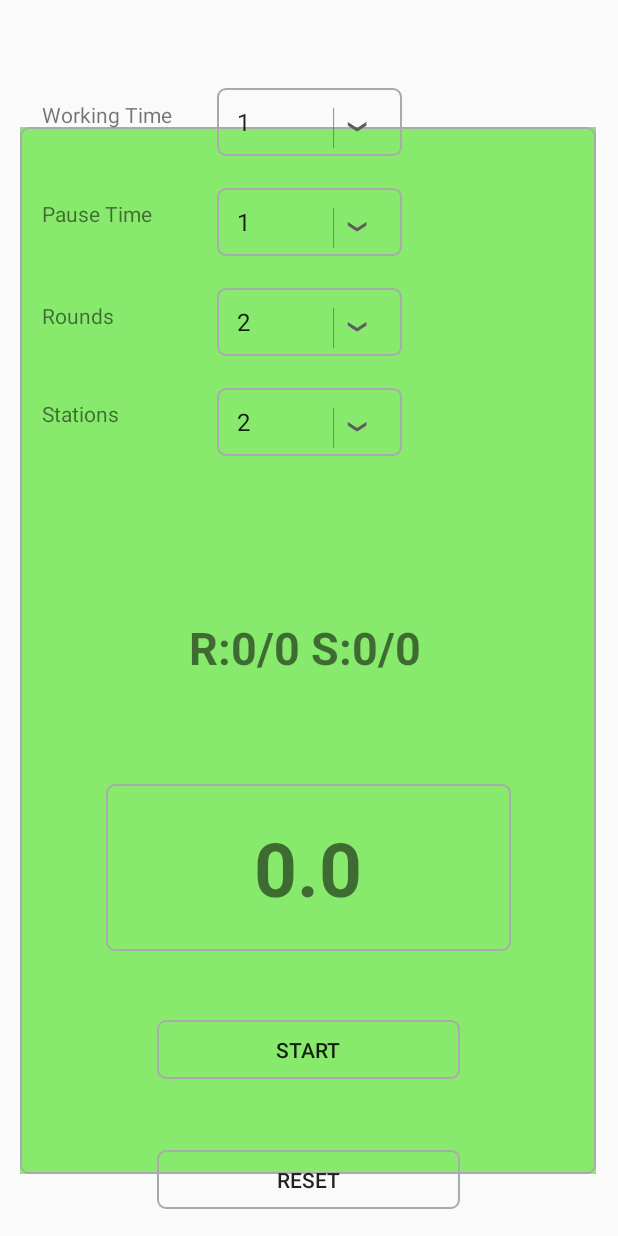
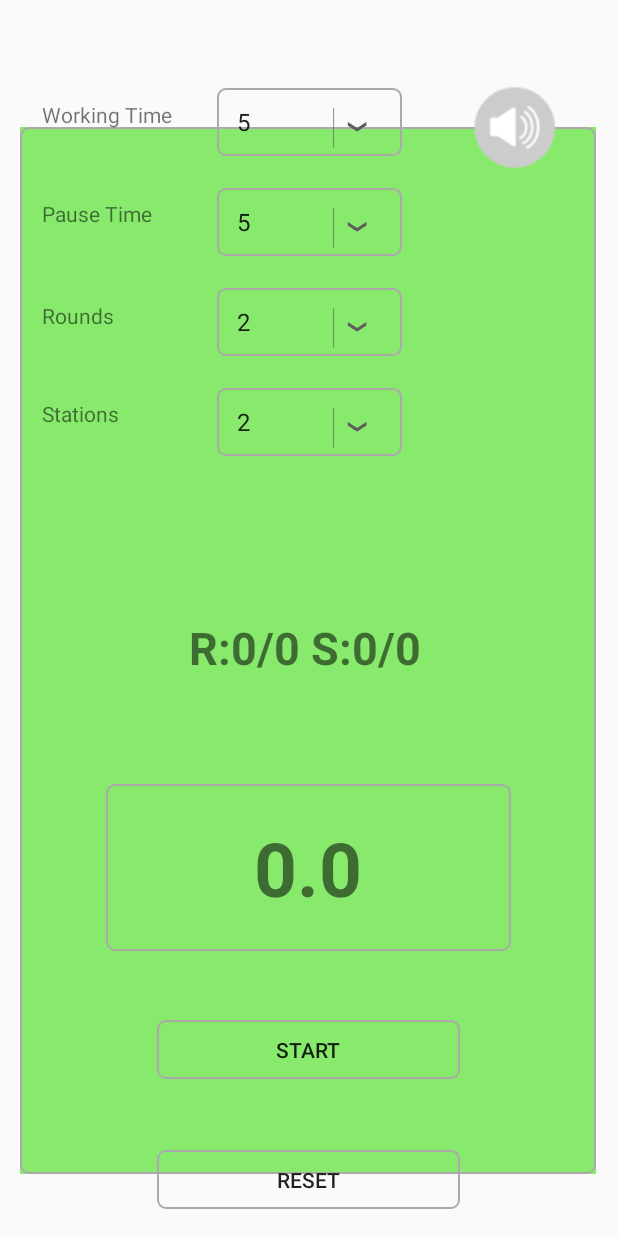
Before and after one commit to naitsirkelo/WorkoutTimer, an Android app: the screen it shows after launch (MainActivity), after a tap on "RESET", on a phone screen of 412 x 824 dp. Run offline under Robolectric (Android 15) with nearby library versions, the phone set to English and light mode, and no system bars; 1 other tap on this screen came first.

Commit message:
Sound/Mute + icon

```diff
--- a/app/src/main/AndroidManifest.xml
+++ b/app/src/main/AndroidManifest.xml
@@ -4,14 +4,14 @@
 
     <application
         android:allowBackup="true"
-        android:icon="@mipmap/ic_launcher"
+        android:icon="@drawable/pixel_clock"
         android:label="@string/app_name"
-        android:roundIcon="@mipmap/ic_launcher_round"
         android:supportsRtl="true"
         android:theme="@style/AppTheme">
         <activity android:name=".MainActivity">
             <intent-filter>
                 <action android:name="android.intent.action.MAIN" />
+                <action android:name="android.intent.action.VIEW" />
 
                 <category android:name="android.intent.category.LAUNCHER" />
             </intent-filter>
--- a/app/src/main/java/com/example/timer/MainActivity.java
+++ b/app/src/main/java/com/example/timer/MainActivity.java
@@ -1,7 +1,7 @@
 package com.example.timer;
 
 import android.content.Intent;
-import android.graphics.Color;
+import android.media.MediaPlayer;
 import android.os.CountDownTimer;
 import android.os.Handler;
 import android.support.v7.app.AppCompatActivity;
@@ -20,48 +20,55 @@ public class MainActivity extends AppCompatActivity {
     ImageView backgroundImg;
     TextView showTimer, showRoundStation;
     Spinner workSpinner, pauseSpinner, roundsSpinner, stationsSpinner;
-    int workTime = 1, pauseTime = 1, roundsVal = 1, roundsCount = 0, stationsVal = 1 , stationsCount = 0;
+    int workTime = 1, pauseTime = 1, roundsVal = 1, roundsCount = 0, stationsVal = 1, stationsCount = 0;
+    MediaPlayer pause_end, work_end;
+    boolean mute = false;
 
 
     @Override
     protected void onCreate(Bundle savedInstanceState) {
-
         super.onCreate(savedInstanceState);
         setContentView(R.layout.activity_main);
+
 
         showTimer = findViewById(R.id.timer_text);
         showRoundStation = findViewById(R.id.r_s_text);
         backgroundImg = findViewById(R.id.bg);
         sendViewToBack(backgroundImg);
-        backgroundImg.setBackgroundColor(Color.parseColor("#88EA6C"));
+        backgroundImg.setBackgroundColor(getResources().getColor(R.color.app_green));
+        work_end = MediaPlayer.create(this, R.raw.work_end);
+        pause_end = MediaPlayer.create(this, R.raw.beep_countdown);
+
 
         if (timer == null) {
-            showTimer.setText("0.0");
-            showRoundStation.setText("R:0/0 S:0/0");
+            showTimer.setText(R.string.timer_start);
+            showRoundStation.setText(R.string.rounds_stations);
         }
 
         Button start = findViewById(R.id.start_btn);
         Button reset = findViewById(R.id.reset_btn);
+        final Button sound = findViewById(R.id.sound_btn);
 
-        Integer[] seconds = new Integer[]{1, 2, 3, 4, 5, 10, 15, 20, 25, 30, 35, 40, 45, 50, 55, 60};
+
+        Integer[] seconds = new Integer[]{5, 10, 15, 20, 25, 30, 35, 40, 45, 50, 55, 60};
         Integer[] rounds = new Integer[]{2, 3, 4, 5, 6, 7, 8, 9, 10, 11, 12, 13, 14, 15, 16, 17, 18, 19, 20};
         Integer[] stations = new Integer[]{2, 3, 4, 5, 6, 7, 8, 9, 10, 11, 12};
 
 
         workSpinner = findViewById(R.id.work_spinner);
-        ArrayAdapter<Integer> work_adapter = new ArrayAdapter<Integer>(this, android.R.layout.simple_spinner_item, seconds);
+        ArrayAdapter<Integer> work_adapter = new ArrayAdapter<>(this, android.R.layout.simple_spinner_item, seconds);
         workSpinner.setAdapter(work_adapter);
 
         pauseSpinner = findViewById(R.id.pause_spinner);
-        ArrayAdapter<Integer> pause_adapter = new ArrayAdapter<Integer>(this, android.R.layout.simple_spinner_item, seconds);
+        ArrayAdapter<Integer> pause_adapter = new ArrayAdapter<>(this, android.R.layout.simple_spinner_item, seconds);
         pauseSpinner.setAdapter(pause_adapter);
 
         roundsSpinner = findViewById(R.id.rounds_spinner);
-        ArrayAdapter<Integer> rounds_adapter = new ArrayAdapter<Integer>(this, android.R.layout.simple_spinner_item, rounds);
+        ArrayAdapter<Integer> rounds_adapter = new ArrayAdapter<>(this, android.R.layout.simple_spinner_item, rounds);
         roundsSpinner.setAdapter(rounds_adapter);
 
         stationsSpinner = findViewById(R.id.stations_spinner);
-        ArrayAdapter<Integer> stations_adapter = new ArrayAdapter<Integer>(this, android.R.layout.simple_spinner_item, stations);
+        ArrayAdapter<Integer> stations_adapter = new ArrayAdapter<>(this, android.R.layout.simple_spinner_item, stations);
         stationsSpinner.setAdapter(stations_adapter);
 
 
@@ -119,7 +126,7 @@ public class MainActivity extends AppCompatActivity {
                                         String t = "R:" + jjj + "/" + r + " S:" + ii + "/" + s;
                                         showRoundStation.setText(t);
 
-                                        backgroundImg.setBackgroundColor(Color.parseColor("#FF270F"));
+                                        backgroundImg.setBackgroundColor(getResources().getColor(R.color.app_red));
                                         startTimer(w);
 
                                         final Handler handler = new Handler();
@@ -130,10 +137,36 @@ public class MainActivity extends AppCompatActivity {
 
                                                 stationsCount = ii;
                                                 roundsCount = jj + 1;
-                                                backgroundImg.setBackgroundColor(Color.parseColor("#88EA6C"));
+                                                backgroundImg.setBackgroundColor(getResources().getColor(R.color.app_green));
                                                 startTimer(p);
+
+                                                // Counting down to when the pause_end sound will play.
+                                                final Handler handler_sound = new Handler();
+                                                handler_sound.postDelayed(new Runnable() {
+                                                    @Override
+                                                    public void run() {
+
+                                                        if (!mute) {    // Play sound if not muted.
+                                                            playSound(pause_end);
+                                                        }
+
+                                                    }
+                                                }, p - 3000);
                                             }
                                         }, w);
+
+                                        // Counting down to when the work_end sound will play.
+                                        final Handler handler_sound = new Handler();
+                                        handler_sound.postDelayed(new Runnable() {
+                                            @Override
+                                            public void run() {
+
+                                                if (!mute) {    // Play sound if not muted.
+                                                    playSound(work_end);
+                                                }
+
+                                            }
+                                        }, w - 600);
                                     }
                                 }, j * (workTime + pauseTime));
                             }
@@ -148,13 +181,69 @@ public class MainActivity extends AppCompatActivity {
             @Override
             public void onClick(View view) {
 
+                stopSound();
+
                 Intent intent = getIntent();
-                overridePendingTransition( 0, 0);
+                overridePendingTransition(0, 0);
                 finish();
                 startActivity(intent);
-                overridePendingTransition( 0, 0);
+                overridePendingTransition(0, 0);
             }
         });
+
+
+        sound.setOnClickListener(new View.OnClickListener() {
+            @Override
+            public void onClick(View view) {
+                mute = !mute;   // Invert boolean when icon is clicked.
+
+                if (mute) {
+                    sound.setBackgroundResource(R.drawable.mute);
+                    stopSound();    // Stopping both MediaPlayers.
+
+                } else {
+                    sound.setBackgroundResource(R.drawable.sound);
+                }
+            }
+        });
+
+
+        pause_end.setOnCompletionListener(new MediaPlayer.OnCompletionListener() {
+            public void onCompletion(MediaPlayer mp) {
+                pause_end.release();
+            }
+        });
+
+
+        work_end.setOnCompletionListener(new MediaPlayer.OnCompletionListener() {
+            public void onCompletion(MediaPlayer mp) {
+                work_end.release();
+            }
+        });
+    }
+
+
+    void playSound(MediaPlayer mp) {
+        if (mp != null && mp.isPlaying()) {
+            mp.stop();
+            mp.reset();
+        }
+        assert mp != null;
+        mp.start();
+    }
+
+
+    void stopSound() {
+        if (pause_end != null) {
+            pause_end.stop();
+            pause_end.release();
+            pause_end = null;
+        }
+        if (work_end != null) {
+            work_end.stop();
+            work_end.release();
+            work_end = null;
+        }
     }
 
 
@@ -163,12 +252,13 @@ public class MainActivity extends AppCompatActivity {
         timer = new CountDownTimer(t, 1) {
 
             public void onTick(long millisUntilFinished) {
-                showTimer.setText(millisUntilFinished / 1000 + "." + ((millisUntilFinished / 100) % 10));
+                String time = millisUntilFinished / 1000 + "." + ((millisUntilFinished / 100) % 10);
+                showTimer.setText(time);
             }
 
             public void onFinish() {
                 if (roundsCount == roundsVal && stationsCount == stationsVal) {
-                    showTimer.setText("Finished!");
+                    showTimer.setText(R.string.timer_end);
                 }
             }
         };
--- a/app/src/main/res/layout/activity_main.xml
+++ b/app/src/main/res/layout/activity_main.xml
@@ -316,4 +316,16 @@
         app:layout_constraintVertical_bias="0.695"
         app:srcCompat="@drawable/background" />
 
+    <Button
+        android:id="@+id/sound_btn"
+        android:layout_width="55dp"
+        android:layout_height="55dp"
+        app:layout_constraintBottom_toBottomOf="parent"
+        app:layout_constraintEnd_toEndOf="parent"
+        app:layout_constraintHorizontal_bias="0.885"
+        app:layout_constraintStart_toStartOf="parent"
+        app:layout_constraintTop_toTopOf="parent"
+        app:layout_constraintVertical_bias="0.075"
+        android:background="@drawable/sound"/>
+
 </android.support.constraint.ConstraintLayout>
--- a/app/src/main/res/values/colors.xml
+++ b/app/src/main/res/values/colors.xml
@@ -3,4 +3,6 @@
     <color name="colorPrimary">#008577</color>
     <color name="colorPrimaryDark">#00574B</color>
     <color name="colorAccent">#D81B60</color>
+    <color name="app_green">#88EA6C</color>
+    <color name="app_red">#FF270F</color>
 </resources>
--- a/app/src/main/res/values/strings.xml
+++ b/app/src/main/res/values/strings.xml
@@ -1,3 +1,6 @@
 <resources>
     <string name="app_name">Timer</string>
+    <string name="timer_start">0.0</string>
+    <string name="timer_end">Finished!</string>
+    <string name="rounds_stations">R:0/0 S:0/0</string>
 </resources>
```
Also changed, not shown: app/src/main/res/drawable/mute.png (added), app/src/main/res/drawable/pixel_clock.png (added), app/src/main/res/drawable/sound.png (added), 1173 other files.
